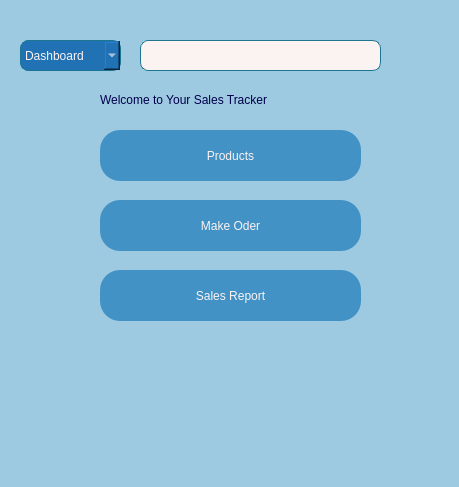
CristobalAlex/AppDev-Project-DailySalesTracker-BSIT22A2, file ui/dashboard.ui: the form before one commit.
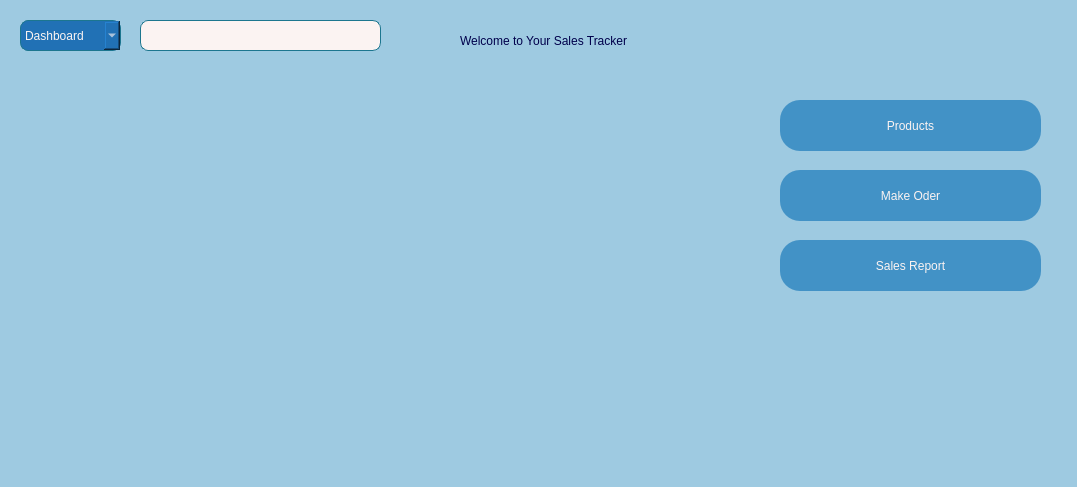
The form after the commit.

Commit message: Graphs in dashboard

What changed in the file:
```diff
--- a/ui/dashboard.ui
+++ b/ui/dashboard.ui
@@ -6,7 +6,7 @@
    <rect>
     <x>0</x>
     <y>0</y>
-    <width>459</width>
+    <width>1077</width>
     <height>487</height>
    </rect>
   </property>
@@ -21,8 +21,8 @@
    <widget class="QPushButton" name="productBtn">
     <property name="geometry">
      <rect>
-      <x>100</x>
-      <y>130</y>
+      <x>780</x>
+      <y>100</y>
       <width>261</width>
       <height>51</height>
      </rect>
@@ -40,8 +40,8 @@
    <widget class="QPushButton" name="salesreportBtn">
     <property name="geometry">
      <rect>
-      <x>100</x>
-      <y>270</y>
+      <x>780</x>
+      <y>240</y>
       <width>261</width>
       <height>51</height>
      </rect>
@@ -59,8 +59,8 @@
    <widget class="QPushButton" name="makeorderBtn">
     <property name="geometry">
      <rect>
-      <x>100</x>
-      <y>200</y>
+      <x>780</x>
+      <y>170</y>
       <width>261</width>
       <height>51</height>
      </rect>
@@ -78,10 +78,10 @@
    <widget class="QLabel" name="label">
     <property name="geometry">
      <rect>
-      <x>100</x>
-      <y>90</y>
-      <width>261</width>
-      <height>20</height>
+      <x>460</x>
+      <y>30</y>
+      <width>251</width>
+      <height>21</height>
      </rect>
     </property>
     <property name="styleSheet">
@@ -96,7 +96,7 @@
     <property name="geometry">
      <rect>
       <x>20</x>
-      <y>40</y>
+      <y>20</y>
       <width>101</width>
       <height>31</height>
      </rect>
@@ -128,7 +128,7 @@
     <property name="geometry">
      <rect>
       <x>140</x>
-      <y>40</y>
+      <y>20</y>
       <width>241</width>
       <height>31</height>
      </rect>
@@ -144,6 +144,34 @@
      <string/>
     </property>
    </widget>
+   <widget class="QWidget" name="monthlyOrdergraphWidget" native="true">
+    <property name="geometry">
+     <rect>
+      <x>40</x>
+      <y>70</y>
+      <width>661</width>
+      <height>191</height>
+     </rect>
+    </property>
+    <property name="styleSheet">
+     <string notr="true">font: 5pt &quot;MS Shell Dlg 2&quot;;
+border-radius:20px;</string>
+    </property>
+   </widget>
+   <widget class="QWidget" name="graphorderwidget" native="true">
+    <property name="geometry">
+     <rect>
+      <x>40</x>
+      <y>270</y>
+      <width>661</width>
+      <height>191</height>
+     </rect>
+    </property>
+    <property name="styleSheet">
+     <string notr="true">font: 5pt &quot;MS Shell Dlg 2&quot;;
+border-radius:20px;</string>
+    </property>
+   </widget>
   </widget>
   <widget class="QStatusBar" name="statusbar"/>
  </widget>
```
